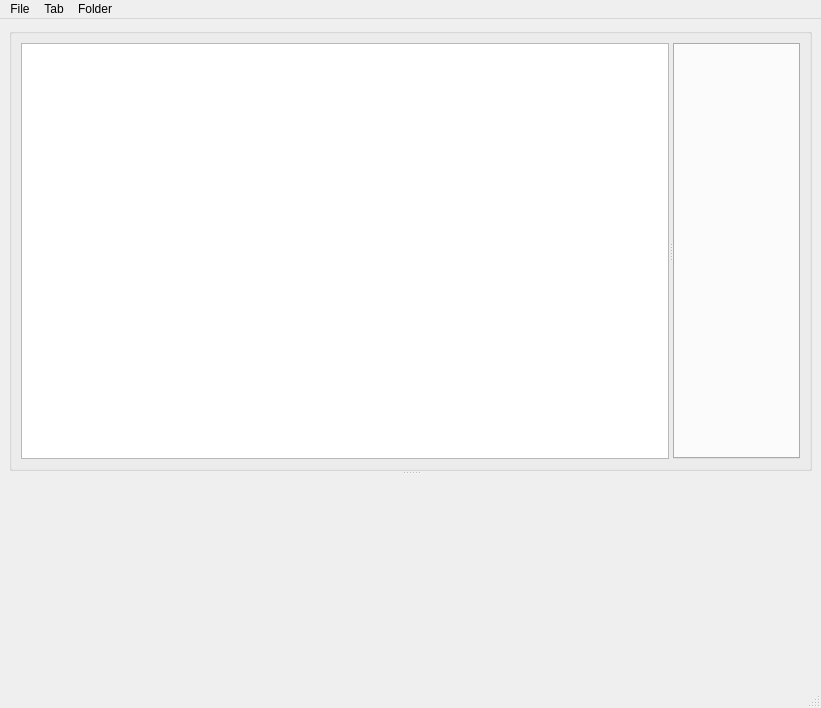
Old version of the form app/ui/mainwindow.ui in the repository dj1vs/corgide.
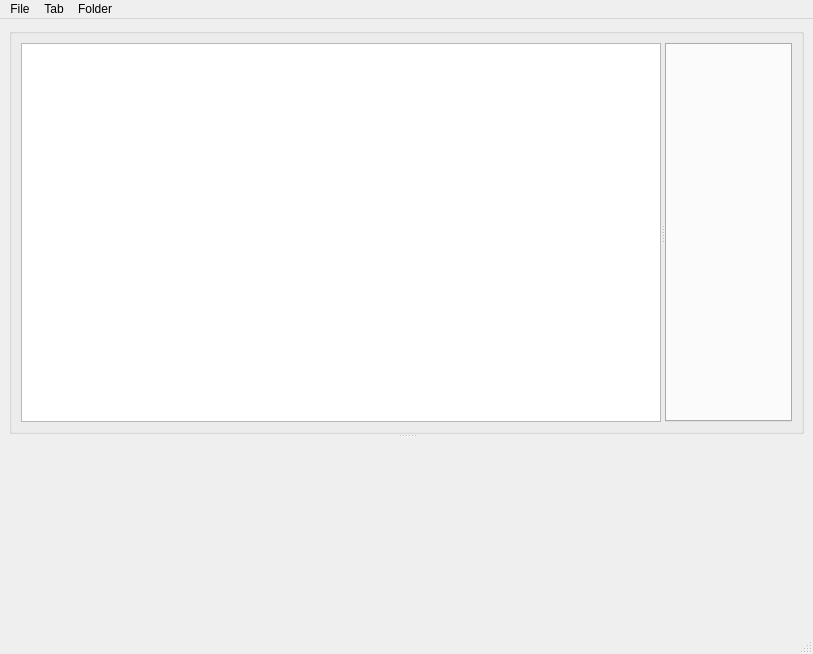
New version of the form. Icons and pictures are not drawn. Custom widgets are drawn as their Qt base class.

Commit message: delegate some code to qt designer

Diff of the .ui file:
```diff
--- a/app/ui/mainwindow.ui
+++ b/app/ui/mainwindow.ui
@@ -6,8 +6,8 @@
    <rect>
     <x>0</x>
     <y>0</y>
-    <width>821</width>
-    <height>708</height>
+    <width>813</width>
+    <height>654</height>
    </rect>
   </property>
   <property name="windowTitle">
@@ -83,7 +83,7 @@
     <rect>
      <x>0</x>
      <y>0</y>
-     <width>821</width>
+     <width>813</width>
      <height>26</height>
     </rect>
    </property>
```
Left out of the diff: 124 changed lines with no effect on the pictures. The commit also changes 2 other files.
